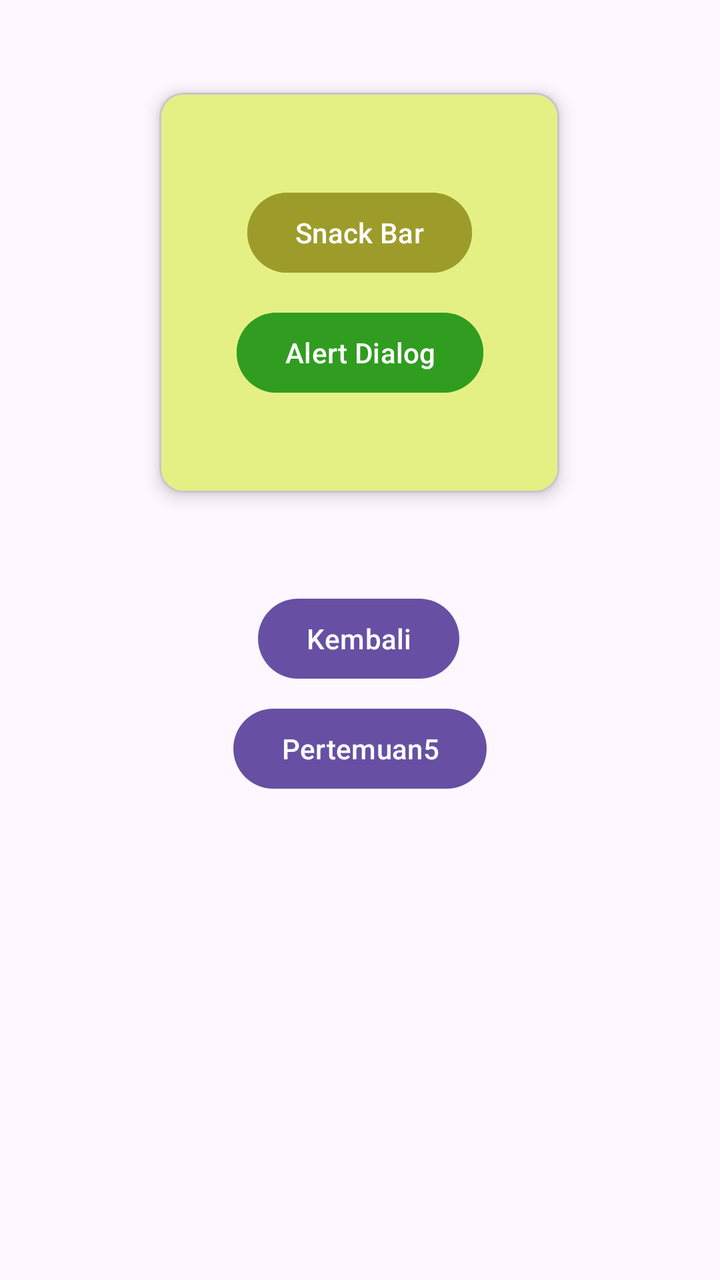
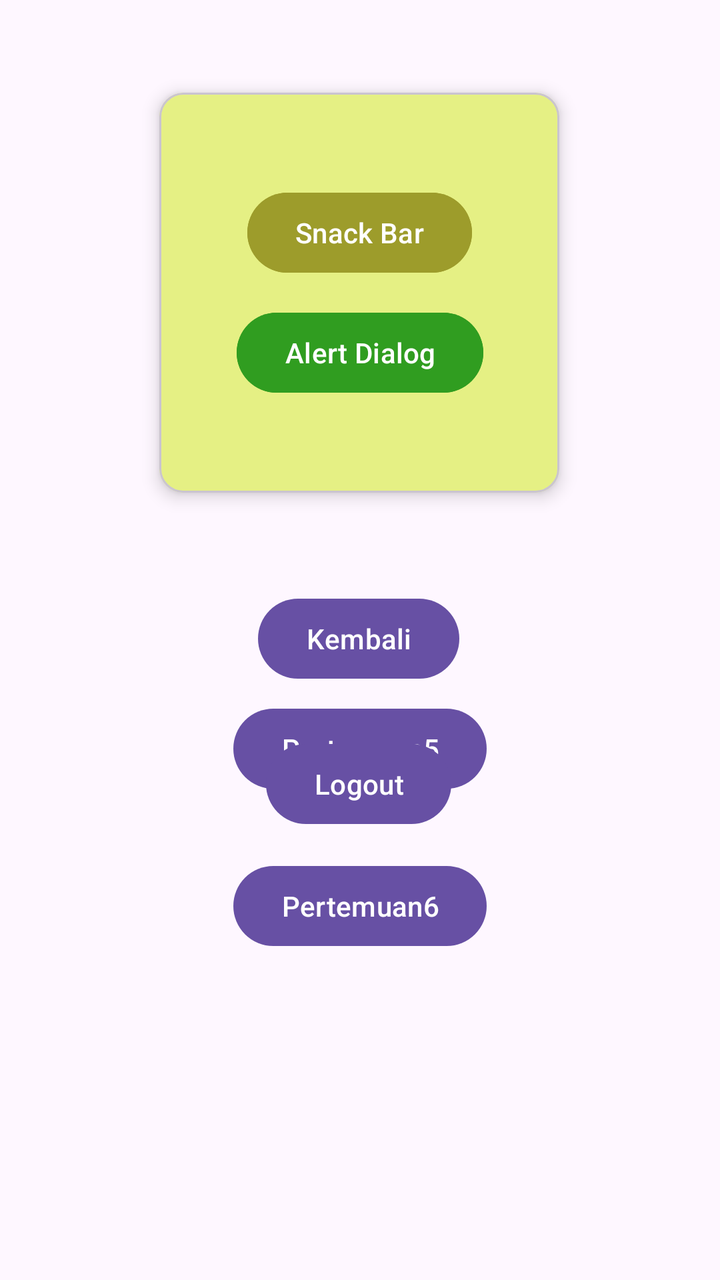

Screens rendered from an Android XML layout before and after an edit, with the pre-edit source and the edit as a unified diff.
<!-- AndroidManifest.xml: application theme Theme.Tio_3TIC -->
<!-- res/layout/activity_main.xml -->
<?xml version="1.0" encoding="utf-8"?>
<androidx.constraintlayout.widget.ConstraintLayout
    xmlns:android="http://schemas.android.com/apk/res/android"
    xmlns:tools="http://schemas.android.com/tools"
    xmlns:app="http://schemas.android.com/apk/res-auto"
    android:id="@+id/main"
    android:layout_width="match_parent"
    android:layout_height="match_parent"
    tools:context=".MainActivity">

    <Button
        android:id="@+id/btnkembali"
        android:layout_width="wrap_content"
        android:layout_height="wrap_content"
        android:text="Kembali"
        app:layout_constraintBottom_toBottomOf="parent"
        app:layout_constraintEnd_toEndOf="parent"
        app:layout_constraintHorizontal_bias="0.498"
        app:layout_constraintStart_toStartOf="parent"
        app:layout_constraintTop_toTopOf="parent"
        app:layout_constraintVertical_bias="0.499" />

    <TextView
        android:id="@+id/tvdata"
        android:layout_width="wrap_content"
        android:layout_height="wrap_content"
        android:layout_marginStart="176dp"
        android:layout_marginTop="278dp"
        android:layout_marginEnd="178dp"
        android:layout_marginBottom="45dp"
        android:text="TextView"
        app:layout_constraintBottom_toTopOf="@+id/btnkembali"
        app:layout_constraintEnd_toEndOf="parent"
        app:layout_constraintStart_toStartOf="parent"
        app:layout_constraintTop_toTopOf="parent" />

    <com.google.android.material.card.MaterialCardView
        android:layout_width="200dp"
        android:layout_height="200dp"
        app:layout_constraintBottom_toTopOf="@+id/tvdata"
        app:layout_constraintEnd_toEndOf="parent"
        app:layout_constraintHorizontal_bias="0.497"
        app:layout_constraintStart_toStartOf="parent"
        app:layout_constraintTop_toTopOf="parent"
        app:layout_constraintVertical_bias="0.628"
        app:cardElevation="5dp"
        android:backgroundTint="#E5F084"
        >

        <androidx.constraintlayout.widget.ConstraintLayout
            android:layout_width="match_parent"
            android:layout_height="match_parent"
            android:layout_margin="30dp">

            <Button
                android:id="@+id/btnsnackbar"
                android:layout_width="wrap_content"
                android:layout_height="48dp"
                android:backgroundTint="#9D9C2B"
                android:text="Snack Bar"
                app:layout_constraintBottom_toBottomOf="parent"
                app:layout_constraintEnd_toEndOf="parent"
                app:layout_constraintStart_toStartOf="parent"
                app:layout_constraintTop_toTopOf="parent"
                app:layout_constraintVertical_bias="0.173" />

            <Button
                android:id="@+id/btndialog"
                android:layout_width="wrap_content"
                android:layout_height="wrap_content"
                android:layout_marginEnd="8dp"
                android:backgroundTint="#309D20"
                android:text="Alert Dialog"
                app:layout_constraintBottom_toBottomOf="parent"
                app:layout_constraintEnd_toEndOf="parent"
                app:layout_constraintTop_toTopOf="parent"
                app:layout_constraintVertical_bias="0.826" />
        </androidx.constraintlayout.widget.ConstraintLayout>


    </com.google.android.material.card.MaterialCardView>

    <Button
        android:id="@+id/btnp5"
        android:layout_width="wrap_content"
        android:layout_height="wrap_content"
        android:layout_marginTop="7dp"
        android:text="Pertemuan5"
        app:layout_constraintEnd_toEndOf="parent"
        app:layout_constraintStart_toStartOf="parent"
        app:layout_constraintTop_toBottomOf="@+id/btnkembali" />


</androidx.constraintlayout.widget.ConstraintLayout>
<!-- resources referenced by this layout -->
<resources>
  <style name="Theme.Tio_3TIC" parent="Base.Theme.Tio_3TIC" />
  <style name="Base.Theme.Tio_3TIC" parent="Theme.Material3.DayNight.NoActionBar">
          
          
      </style>
</resources>

<!-- the commit's change to res/layout/activity_main.xml (unified diff, before → after) -->
@@ -90,5 +90,26 @@
         app:layout_constraintStart_toStartOf="parent"
         app:layout_constraintTop_toBottomOf="@+id/btnkembali" />
 
+    <Button
+        android:id="@+id/btnlogout"
+        android:layout_width="wrap_content"
+        android:layout_height="wrap_content"
+        android:layout_marginBottom="224dp"
+        android:text="Logout"
+        app:layout_constraintBottom_toBottomOf="parent"
+        app:layout_constraintEnd_toEndOf="parent"
+        app:layout_constraintHorizontal_bias="0.498"
+        app:layout_constraintStart_toStartOf="parent" />
+
+    <Button
+        android:id="@+id/btnp6"
+        android:layout_width="wrap_content"
+        android:layout_height="wrap_content"
+        android:layout_marginTop="13dp"
+        android:text="Pertemuan6"
+        app:layout_constraintEnd_toEndOf="parent"
+        app:layout_constraintStart_toStartOf="parent"
+        app:layout_constraintTop_toBottomOf="@+id/btnlogout" />
+
 
 </androidx.constraintlayout.widget.ConstraintLayout>
